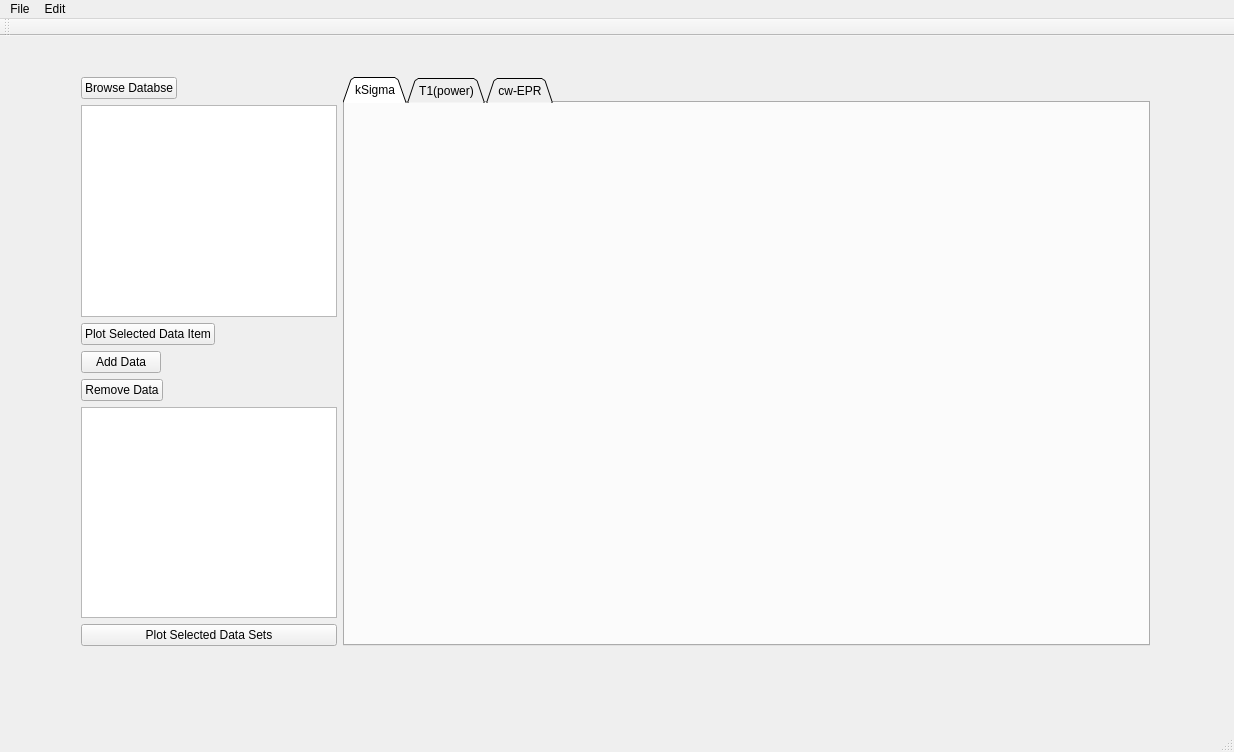
Before: the Qt Designer form GUIDevelopment/browseDatabase/newBrowser/mainwindow.ui in rpbarnes/WorkupSoftware, drawn with Qt 5.
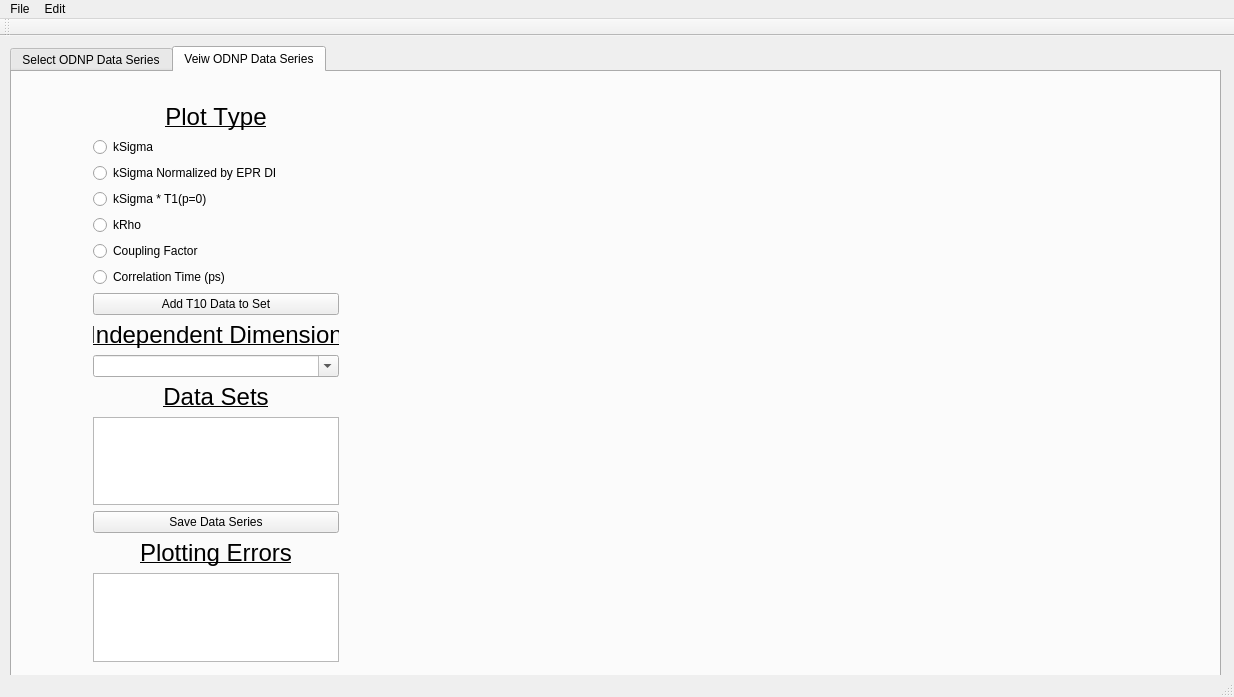
After: the same form once the commit is applied. The open tabs and pages were chosen to show the change.

Commit message:
Holy shit it's been a long time. I don't recall what was previously done.
Just previously I added the means to use a calibration file for the EPR
double integral and output the concentration result.

```diff
--- a/GUIDevelopment/browseDatabase/newBrowser/mainwindow.ui
+++ b/GUIDevelopment/browseDatabase/newBrowser/mainwindow.ui
@@ -7,19 +7,41 @@
     <x>0</x>
     <y>0</y>
     <width>1234</width>
-    <height>752</height>
+    <height>697</height>
    </rect>
   </property>
   <property name="windowTitle">
    <string>MainWindow</string>
   </property>
   <widget class="QWidget" name="centralWidget">
+   <widget class="QTabWidget" name="SereisSelectionTabWidget">
+    <property name="geometry">
+     <rect>
+      <x>10</x>
+      <y>10</y>
+      <width>1211</width>
+      <height>631</height>
+     </rect>
+    </property>
+    <property name="tabPosition">
+     <enum>QTabWidget::North</enum>
+    </property>
+    <property name="tabShape">
+     <enum>QTabWidget::Rounded</enum>
+    </property>
+    <property name="currentIndex">
+     <number>1</number>
+    </property>
+    <widget class="QWidget" name="selectDataSeries">
+     <attribute name="title">
+      <string>Select ODNP Data Series</string>
+     </attribute>
    <widget class="QWidget" name="horizontalLayoutWidget">
     <property name="geometry">
      <rect>
-      <x>70</x>
-      <y>30</y>
-      <width>1091</width>
+        <x>10</x>
+        <y>10</y>
+        <width>1161</width>
       <height>591</height>
      </rect>
     </property>
@@ -71,32 +93,6 @@
          </property>
         </widget>
        </item>
-       <item>
-        <widget class="QPushButton" name="addToListButton">
-         <property name="sizePolicy">
-          <sizepolicy hsizetype="Maximum" vsizetype="Fixed">
-           <horstretch>0</horstretch>
-           <verstretch>0</verstretch>
-          </sizepolicy>
-         </property>
-         <property name="text">
-          <string>Add Data</string>
-         </property>
-        </widget>
-       </item>
-       <item>
-        <widget class="QPushButton" name="removeFromListButton">
-         <property name="sizePolicy">
-          <sizepolicy hsizetype="Maximum" vsizetype="Fixed">
-           <horstretch>0</horstretch>
-           <verstretch>0</verstretch>
-          </sizepolicy>
-         </property>
-         <property name="text">
-          <string>Remove Data</string>
-         </property>
-        </widget>
-       </item>
        <item>
         <widget class="QListView" name="selectedDataListView">
          <property name="sizePolicy">
@@ -200,6 +196,191 @@
     </layout>
    </widget>
   </widget>
+    <widget class="QWidget" name="veiwDataSeries">
+     <attribute name="title">
+      <string>Veiw ODNP Data Series</string>
+     </attribute>
+     <widget class="QWidget" name="verticalLayoutWidget">
+      <property name="geometry">
+       <rect>
+        <x>70</x>
+        <y>20</y>
+        <width>268</width>
+        <height>581</height>
+       </rect>
+      </property>
+      <layout class="QVBoxLayout" name="verticalLayout_2">
+       <item>
+        <widget class="QLabel" name="label">
+         <property name="font">
+          <font>
+           <pointsize>18</pointsize>
+           <underline>true</underline>
+           <kerning>false</kerning>
+          </font>
+         </property>
+         <property name="text">
+          <string>Plot Type</string>
+         </property>
+         <property name="alignment">
+          <set>Qt::AlignCenter</set>
+         </property>
+        </widget>
+       </item>
+       <item>
+        <widget class="QRadioButton" name="kSigmaSeriesPlotRB">
+         <property name="text">
+          <string>kSigma</string>
+         </property>
+         <property name="checkable">
+          <bool>true</bool>
+         </property>
+        </widget>
+       </item>
+       <item>
+        <widget class="QRadioButton" name="kSigmaEPRDISeriesPlotRB">
+         <property name="text">
+          <string>kSigma Normalized by EPR DI</string>
+         </property>
+        </widget>
+       </item>
+       <item>
+        <widget class="QRadioButton" name="kSigmaT1SeriesPlotRB">
+         <property name="text">
+          <string>kSigma * T1(p=0)</string>
+         </property>
+        </widget>
+       </item>
+       <item>
+        <widget class="QRadioButton" name="kRhoSeriesPlotRB">
+         <property name="text">
+          <string>kRho</string>
+         </property>
+        </widget>
+       </item>
+       <item>
+        <widget class="QRadioButton" name="xiSeriesPlotRB">
+         <property name="text">
+          <string>Coupling Factor</string>
+         </property>
+        </widget>
+       </item>
+       <item>
+        <widget class="QRadioButton" name="tauSeriesPlotRB">
+         <property name="text">
+          <string>Correlation Time (ps)</string>
+         </property>
+        </widget>
+       </item>
+       <item>
+        <widget class="QPushButton" name="addT10DataButton">
+         <property name="text">
+          <string>Add T10 Data to Set</string>
+         </property>
+         <property name="checkable">
+          <bool>false</bool>
+         </property>
+        </widget>
+       </item>
+       <item>
+        <widget class="QLabel" name="label_4">
+         <property name="font">
+          <font>
+           <pointsize>18</pointsize>
+           <underline>true</underline>
+           <kerning>false</kerning>
+          </font>
+         </property>
+         <property name="text">
+          <string>Independent Dimension</string>
+         </property>
+         <property name="alignment">
+          <set>Qt::AlignCenter</set>
+         </property>
+        </widget>
+       </item>
+       <item>
+        <widget class="QComboBox" name="independentDimComboBox">
+         <property name="editable">
+          <bool>true</bool>
+         </property>
+        </widget>
+       </item>
+       <item>
+        <widget class="QLabel" name="label_3">
+         <property name="font">
+          <font>
+           <pointsize>18</pointsize>
+           <underline>true</underline>
+           <kerning>false</kerning>
+          </font>
+         </property>
+         <property name="text">
+          <string>Data Sets</string>
+         </property>
+         <property name="alignment">
+          <set>Qt::AlignCenter</set>
+         </property>
+        </widget>
+       </item>
+       <item>
+        <widget class="QListView" name="seriesDataListVeiw">
+         <property name="sizePolicy">
+          <sizepolicy hsizetype="Fixed" vsizetype="Expanding">
+           <horstretch>0</horstretch>
+           <verstretch>0</verstretch>
+          </sizepolicy>
+         </property>
+        </widget>
+       </item>
+       <item>
+        <widget class="QPushButton" name="saveDataSeriesButton">
+         <property name="text">
+          <string>Save Data Series</string>
+         </property>
+        </widget>
+       </item>
+       <item>
+        <widget class="QLabel" name="label_6">
+         <property name="font">
+          <font>
+           <pointsize>18</pointsize>
+           <underline>true</underline>
+           <kerning>false</kerning>
+          </font>
+         </property>
+         <property name="text">
+          <string>Plotting Errors</string>
+         </property>
+         <property name="alignment">
+          <set>Qt::AlignCenter</set>
+         </property>
+        </widget>
+       </item>
+       <item>
+        <widget class="QTextEdit" name="PlotErrorTextEdit"/>
+       </item>
+      </layout>
+     </widget>
+     <widget class="QWidget" name="seriesPlotWidget" native="true">
+      <property name="geometry">
+       <rect>
+        <x>360</x>
+        <y>20</y>
+        <width>821</width>
+        <height>581</height>
+       </rect>
+      </property>
+      <property name="maximumSize">
+       <size>
+        <width>1600</width>
+        <height>1600</height>
+       </size>
+      </property>
+     </widget>
+    </widget>
+   </widget>
+  </widget>
   <widget class="QMenuBar" name="menuBar">
    <property name="geometry">
     <rect>
```
Left out of the diff: 10 changed lines with no effect on the pictures. Lines whose indentation alone changed are shown as unchanged. The commit also changes 19 other files.
